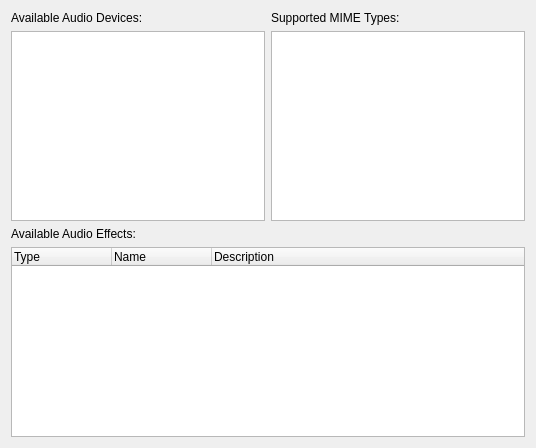
Old version of the form quarkplayer/config/BackendCapabilitiesWidget.ui in the repository tkrotoff/QuarkPlayer.
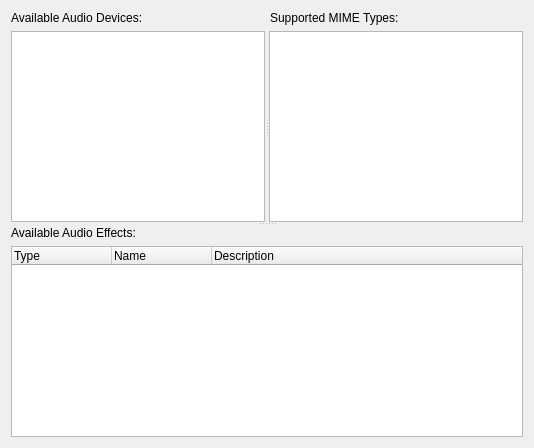
New version of the form.

What changed in the file:
```diff
--- a/quarkplayer/config/BackendCapabilitiesWidget.ui
+++ b/quarkplayer/config/BackendCapabilitiesWidget.ui
@@ -5,7 +5,7 @@
    <rect>
     <x>0</x>
     <y>0</y>
-    <width>536</width>
+    <width>534</width>
     <height>448</height>
    </rect>
   </property>
@@ -24,20 +24,28 @@
      </property>
     </widget>
    </item>
-   <item row="1" column="0" >
+   <item row="1" column="0" colspan="2" >
+    <widget class="QSplitter" name="splitter_2" >
+     <property name="orientation" >
+      <enum>Qt::Vertical</enum>
+     </property>
+     <widget class="QSplitter" name="splitter" >
+      <property name="orientation" >
+       <enum>Qt::Horizontal</enum>
+      </property>
     <widget class="QListView" name="audioDevicesListView" />
-   </item>
-   <item row="1" column="1" >
     <widget class="QListWidget" name="mimeTypesListWidget" />
-   </item>
-   <item row="2" column="0" >
+     </widget>
+     <widget class="QWidget" name="" >
+      <layout class="QVBoxLayout" name="verticalLayout" >
+       <item>
     <widget class="QLabel" name="label_3" >
      <property name="text" >
       <string>Available Audio Effects:</string>
      </property>
     </widget>
    </item>
-   <item row="3" column="0" colspan="2" >
+       <item>
     <widget class="QTreeWidget" name="audioEffectsTreeWidget" >
      <column>
       <property name="text" >
@@ -54,6 +62,10 @@
        <string>Description</string>
       </property>
      </column>
+        </widget>
+       </item>
+      </layout>
+     </widget>
     </widget>
    </item>
   </layout>
```
Lines whose indentation alone changed are shown as unchanged.
